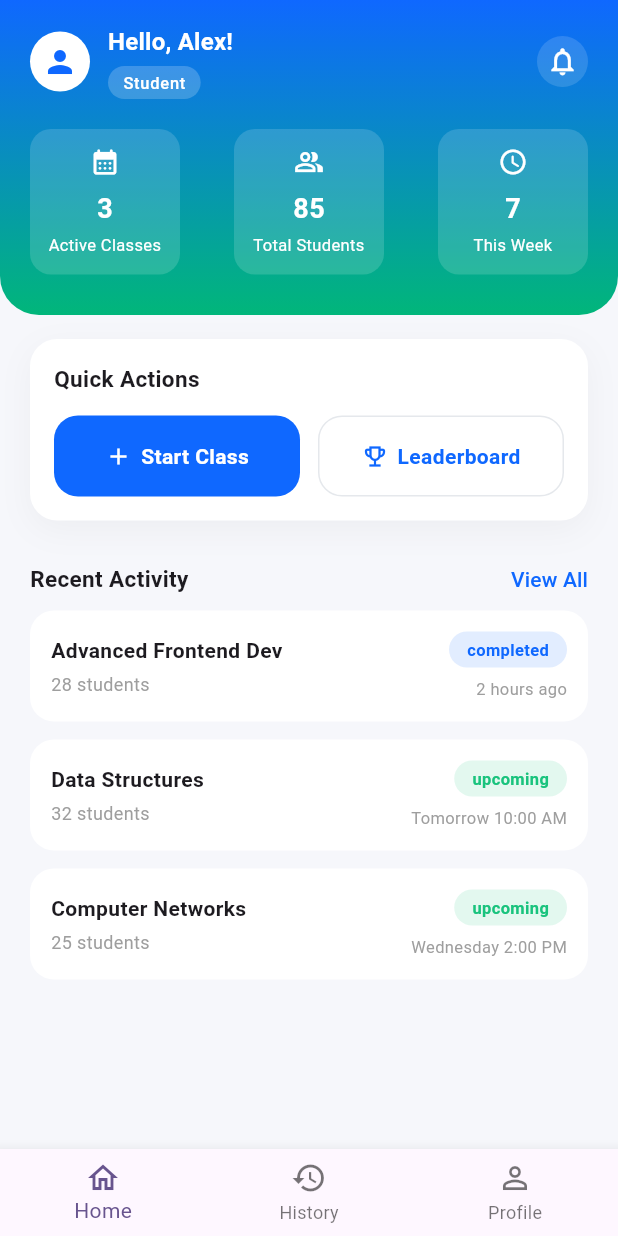
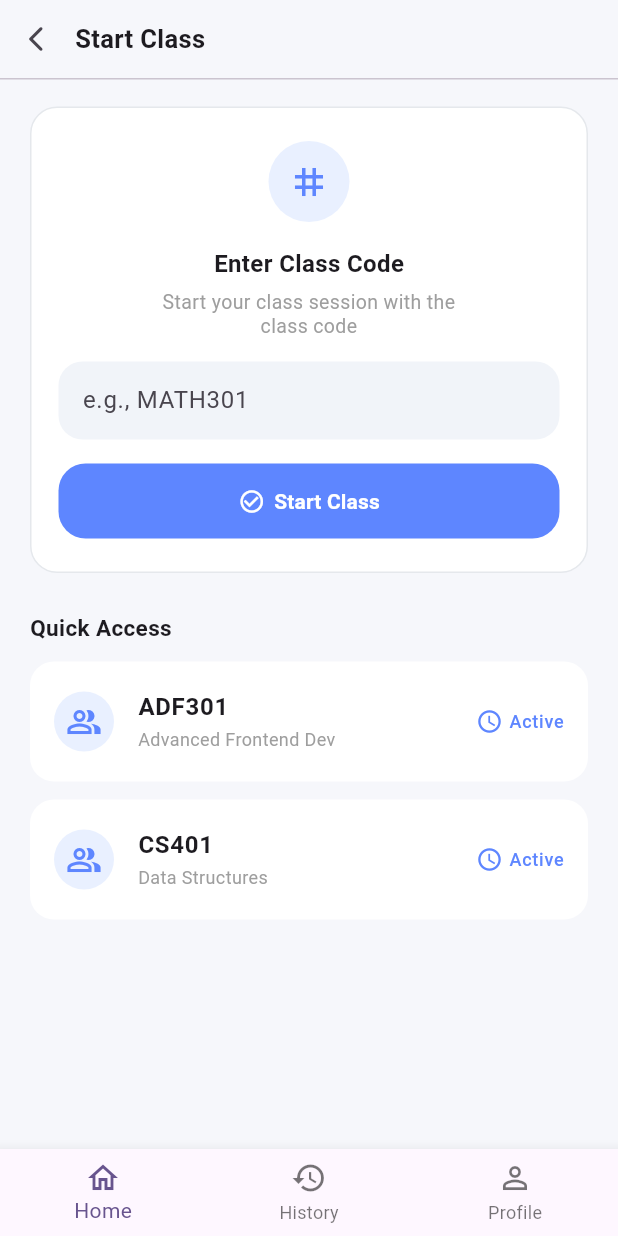
Before and after one commit to Sharif2138/ClassBizz-app, a Flutter app: the screen it shows after launch, after a tap on "Start Class", on a phone screen of 412 x 824 dp. Run offline on Flutter 3.47's test engine with Material 3 defaults, Android fonts, the phone set to English and light mode, and no system bars.

Commit message:
adding the Join Session Screen

```diff
--- a/lib/main.dart
+++ b/lib/main.dart
@@ -1,6 +1,7 @@
 import 'package:flutter/material.dart';
 import 'package:classbizz_app/screens/aunthentication/Home_screen.dart';
 import 'package:classbizz_app/screens/student/student_dashboard_screen.dart';
+import 'package:classbizz_app/screens/student/join_session_screen.dart';
 
 void main() {
   runApp(const ClassBizz());
@@ -19,6 +20,7 @@ class ClassBizz extends StatelessWidget {
       // 👇👇 Add this block below
       routes: {
         '/student/dashboard': (context) => const StudentDashboardScreen(),
+        '/student/join': (context) => const JoinSessionScreen(),
       },
       home: const StudentDashboardScreen(),
 
--- a/lib/screens/student/join_session_screen.dart
+++ b/lib/screens/student/join_session_screen.dart
@@ -0,0 +1,405 @@
+import 'package:flutter/material.dart';
+
+class JoinSessionScreen extends StatefulWidget {
+  const JoinSessionScreen({super.key});
+
+  @override
+  State<JoinSessionScreen> createState() => _JoinSessionScreenState();
+}
+
+class _JoinSessionScreenState extends State<JoinSessionScreen> {
+  final TextEditingController _codeController = TextEditingController();
+  String? _errorText;
+  bool _isJoining = false;
+
+  // fake quick access data for now
+  final List<_QuickClass> _quickClasses = const [
+    _QuickClass(code: 'ADF301', title: 'Advanced Frontend Dev', status: 'Active'),
+    _QuickClass(code: 'CS401', title: 'Data Structures', status: 'Active'),
+  ];
+
+  @override
+  void dispose() {
+    _codeController.dispose();
+    super.dispose();
+  }
+
+  Future<void> _handleJoin() async {
+    final code = _codeController.text.trim();
+
+    if (code.isEmpty) {
+      setState(() {
+        _errorText = 'Please enter a class code';
+      });
+      return;
+    }
+
+    setState(() {
+      _isJoining = true;
+      _errorText = null;
+    });
+
+    // TODO: replace with real Firebase / API validation
+    await Future.delayed(const Duration(seconds: 1));
+
+    setState(() {
+      _isJoining = false;
+    });
+
+    // if valid, navigate to the active session screen
+    // Navigator.pushNamed(context, '/student/session', arguments: code);
+
+    // for now, show a snackbar
+    if (mounted) {
+      ScaffoldMessenger.of(context).showSnackBar(
+        SnackBar(content: Text('Joined session: $code')),
+      );
+    }
+  }
+
+  void _handleQuickJoin(String code) {
+    _codeController.text = code;
+    _handleJoin();
+  }
+
+  @override
+  Widget build(BuildContext context) {
+    return Scaffold(
+      backgroundColor: const Color(0xFFF6F7FB),
+      bottomNavigationBar: const _StudentBottomNavBar(currentIndex: 0),
+      body: SafeArea(
+        child: Column(
+          children: [
+            // top bar
+            _TopBar(
+              title: 'Start Class',
+              onBack: () => Navigator.pop(context),
+            ),
+            const Divider(height: 1),
+            Expanded(
+              child: SingleChildScrollView(
+                padding: const EdgeInsets.symmetric(horizontal: 20, vertical: 18),
+                child: Column(
+                  crossAxisAlignment: CrossAxisAlignment.start,
+                  children: [
+                    _JoinCard(
+                      controller: _codeController,
+                      errorText: _errorText,
+                      isJoining: _isJoining,
+                      onJoin: _handleJoin,
+                    ),
+                    const SizedBox(height: 26),
+                    const Text(
+                      'Quick Access',
+                      style: TextStyle(
+                        fontWeight: FontWeight.w600,
+                        fontSize: 15,
+                      ),
+                    ),
+                    const SizedBox(height: 12),
+                    for (final item in _quickClasses)
+                      _QuickAccessTile(
+                        code: item.code,
+                        title: item.title,
+                        status: item.status,
+                        onTap: () => _handleQuickJoin(item.code),
+                      ),
+                    const SizedBox(height: 80),
+                  ],
+                ),
+              ),
+            ),
+          ],
+        ),
+      ),
+    );
+  }
+}
+
+/// ---------------------------------------------------------------------------
+/// TOP BAR
+/// ---------------------------------------------------------------------------
+class _TopBar extends StatelessWidget {
+  final String title;
+  final VoidCallback onBack;
+
+  const _TopBar({
+    required this.title,
+    required this.onBack,
+  });
+
+  @override
+  Widget build(BuildContext context) {
+    return SizedBox(
+      height: 52,
+      child: Row(
+        children: [
+          IconButton(
+            onPressed: onBack,
+            icon: const Icon(Icons.arrow_back_ios_new_rounded, size: 20),
+          ),
+          const SizedBox(width: 2),
+          Text(
+            title,
+            style: const TextStyle(
+              fontSize: 17,
+              fontWeight: FontWeight.w600,
+            ),
+          ),
+        ],
+      ),
+    );
+  }
+}
+
+/// ---------------------------------------------------------------------------
+/// JOIN CARD
+/// ---------------------------------------------------------------------------
+class _JoinCard extends StatelessWidget {
+  final TextEditingController controller;
+  final String? errorText;
+  final VoidCallback onJoin;
+  final bool isJoining;
+
+  const _JoinCard({
+    required this.controller,
+    required this.errorText,
+    required this.onJoin,
+    required this.isJoining,
+  });
+
+  @override
+  Widget build(BuildContext context) {
+    return Container(
+      width: double.infinity,
+      padding: const EdgeInsets.symmetric(horizontal: 18, vertical: 22),
+      decoration: BoxDecoration(
+        color: Colors.white,
+        borderRadius: BorderRadius.circular(18),
+        border: Border.all(color: const Color(0xFFE5E8EC)),
+      ),
+      child: Column(
+        children: [
+          Container(
+            width: 54,
+            height: 54,
+            decoration: const BoxDecoration(
+              color: Color(0xFFE9F0FF),
+              shape: BoxShape.circle,
+            ),
+            child: const Center(
+              child: Icon(
+                Icons.tag_outlined,
+                color: Color(0xFF5E86FF),
+                size: 28,
+              ),
+            ),
+          ),
+          const SizedBox(height: 16),
+          const Text(
+            'Enter Class Code',
+            style: TextStyle(
+              fontWeight: FontWeight.w600,
+              fontSize: 16,
+            ),
+          ),
+          const SizedBox(height: 6),
+          Text(
+            'Start your class session with the\nclass code',
+            textAlign: TextAlign.center,
+            style: TextStyle(
+              color: Colors.grey.shade500,
+              fontSize: 13,
+              height: 1.25,
+            ),
+          ),
+          const SizedBox(height: 16),
+          // input
+          Container(
+            decoration: BoxDecoration(
+              color: const Color(0xFFF1F4F9),
+              borderRadius: BorderRadius.circular(16),
+            ),
+            child: TextField(
+              controller: controller,
+              textInputAction: TextInputAction.done,
+              onSubmitted: (_) => onJoin(),
+              decoration: const InputDecoration(
+                border: InputBorder.none,
+                hintText: 'e.g., MATH301',
+                contentPadding: EdgeInsets.symmetric(horizontal: 16, vertical: 14),
+              ),
+            ),
+          ),
+          if (errorText != null) ...[
+            const SizedBox(height: 6),
+            Align(
+              alignment: Alignment.centerLeft,
+              child: Text(
+                errorText!,
+                style: const TextStyle(
+                  color: Colors.redAccent,
+                  fontSize: 12,
+                ),
+              ),
+            ),
+          ],
+          const SizedBox(height: 16),
+          SizedBox(
+            width: double.infinity,
+            height: 50,
+            child: ElevatedButton(
+              onPressed: isJoining ? null : onJoin,
+              style: ElevatedButton.styleFrom(
+                backgroundColor: const Color(0xFF5E86FF),
+                shape: RoundedRectangleBorder(
+                  borderRadius: BorderRadius.circular(18),
+                ),
+                elevation: 0,
+              ),
+              child: isJoining
+                  ? const SizedBox(
+                      width: 18,
+                      height: 18,
+                      child: CircularProgressIndicator(
+                        strokeWidth: 2,
+                        valueColor: AlwaysStoppedAnimation<Color>(Colors.white),
+                      ),
+                    )
+                  : const Row(
+                      mainAxisAlignment: MainAxisAlignment.center,
+                      children: [
+                        Icon(Icons.check_circle_outline, color: Colors.white, size: 18),
+                        SizedBox(width: 6),
+                        Text(
+                          'Start Class',
+                          style: TextStyle(
+                            color: Colors.white,
+                            fontWeight: FontWeight.w600,
+                          ),
+                        ),
+                      ],
+                    ),
+            ),
+          ),
+        ],
+      ),
+    );
+  }
+}
+
+/// ---------------------------------------------------------------------------
+/// QUICK ACCESS TILE
+/// ---------------------------------------------------------------------------
+class _QuickAccessTile extends StatelessWidget {
+  final String code;
+  final String title;
+  final String status;
+  final VoidCallback onTap;
+
+  const _QuickAccessTile({
+    required this.code,
+    required this.title,
+    required this.status,
+    required this.onTap,
+  });
+
+  @override
+  Widget build(BuildContext context) {
+    return Container(
+      margin: const EdgeInsets.only(bottom: 12),
+      decoration: BoxDecoration(
+        color: Colors.white,
+        borderRadius: BorderRadius.circular(16),
+      ),
+      child: ListTile(
+        onTap: onTap,
+        contentPadding: const EdgeInsets.symmetric(horizontal: 16, vertical: 4),
+        leading: Container(
+          width: 40,
+          height: 40,
+          decoration: const BoxDecoration(
+            color: Color(0xFFE9F0FF),
+            shape: BoxShape.circle,
+          ),
+          child: const Icon(Icons.people_alt_outlined, color: Color(0xFF5E86FF)),
+        ),
+        title: Text(
+          code,
+          style: const TextStyle(
+            fontWeight: FontWeight.w600,
+          ),
+        ),
+        subtitle: Text(
+          title,
+          style: TextStyle(
+            color: Colors.grey.shade500,
+            fontSize: 12,
+          ),
+        ),
+        trailing: Row(
+          mainAxisSize: MainAxisSize.min,
+          children: [
+            const Icon(Icons.access_time, size: 18, color: Color(0xFF5E86FF)),
+            const SizedBox(width: 4),
+            Text(
+              status,
+              style: const TextStyle(
+                color: Color(0xFF5E86FF),
+                fontSize: 12,
+                fontWeight: FontWeight.w500,
+              ),
+            ),
+          ],
+        ),
+      ),
+    );
+  }
+}
+
+class _QuickClass {
+  final String code;
+  final String title;
+  final String status;
+
+  const _QuickClass({
+    required this.code,
+    required this.title,
+    required this.status,
+  });
+}
+
+/// ---------------------------------------------------------------------------
+/// REUSE SAME BOTTOM NAV STYLE AS DASHBOARD
+/// ---------------------------------------------------------------------------
+class _StudentBottomNavBar extends StatelessWidget {
+  final int currentIndex;
+  const _StudentBottomNavBar({required this.currentIndex});
+
+  @override
+  Widget build(BuildContext context) {
+    return BottomNavigationBar(
+      currentIndex: currentIndex,
+      onTap: (index) {
+        // TODO: hook to your real nav
+        if (index == 0) {
+          Navigator.popUntil(context, (route) => route.isFirst);
+        }
+      },
+      items: const [
+        BottomNavigationBarItem(
+          icon: Icon(Icons.home_outlined),
+          label: 'Home',
+        ),
+        BottomNavigationBarItem(
+          icon: Icon(Icons.history),
+          label: 'History',
+        ),
+        BottomNavigationBarItem(
+          icon: Icon(Icons.person_outline),
+          label: 'Profile',
+        ),
+      ],
+    );
+  }
+}
--- a/lib/screens/student/student_dashboard_screen.dart
+++ b/lib/screens/student/student_dashboard_screen.dart
@@ -22,7 +22,7 @@ class StudentDashboardScreen extends StatelessWidget {
               child: _QuickActionsCard(
                 onStartClass: () {
                   // TODO: navigate to join/start session screen
-                  // Navigator.pushNamed(context, '/student/join');
+                  Navigator.pushNamed(context, '/student/join');
                 },
                 onLeaderboard: () {
                   // TODO: navigate to leaderboard screen
```
